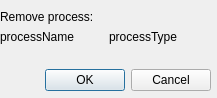
Above: gui/removeProcessDialog.ui from syncope/adapt before the change. Below: the same form after it.
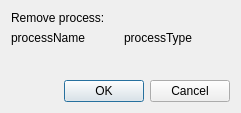
That is the form after the change.

Commit message: Jans' tip: lay out the ui forms "in a grid" -- and magically they will adjust according to their size

What changed in the file:
```diff
--- a/gui/removeProcessDialog.ui
+++ b/gui/removeProcessDialog.ui
@@ -6,22 +6,15 @@
    <rect>
     <x>0</x>
     <y>0</y>
-    <width>217</width>
-    <height>98</height>
+    <width>241</width>
+    <height>113</height>
    </rect>
   </property>
   <property name="windowTitle">
    <string>Remove process?</string>
   </property>
-  <widget class="QWidget" name="verticalLayoutWidget">
-   <property name="geometry">
-    <rect>
-     <x>0</x>
-     <y>10</y>
-     <width>211</width>
-     <height>81</height>
-    </rect>
-   </property>
+  <layout class="QGridLayout" name="gridLayout">
+   <item row="0" column="0">
    <layout class="QVBoxLayout" name="verticalLayout">
     <item>
      <widget class="QLabel" name="removeLabel">
@@ -72,7 +65,8 @@
      </widget>
     </item>
    </layout>
-  </widget>
+   </item>
+  </layout>
  </widget>
  <resources/>
  <connections>
```
Lines whose indentation alone changed are shown as unchanged. The commit also changes 4 other files.
